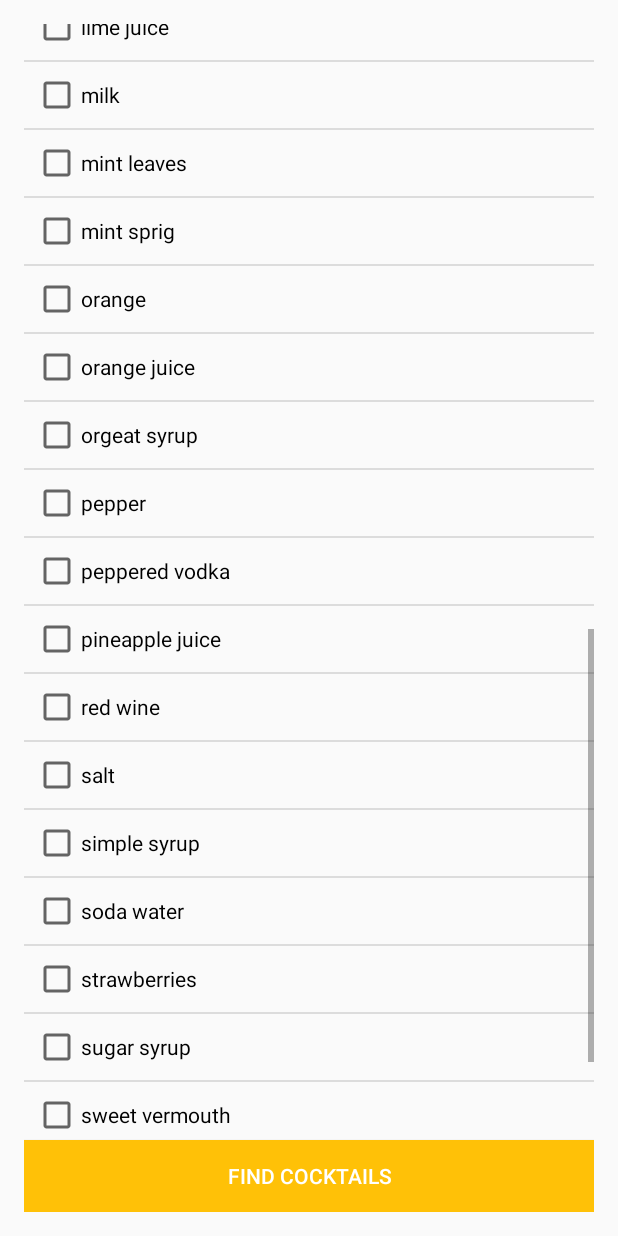
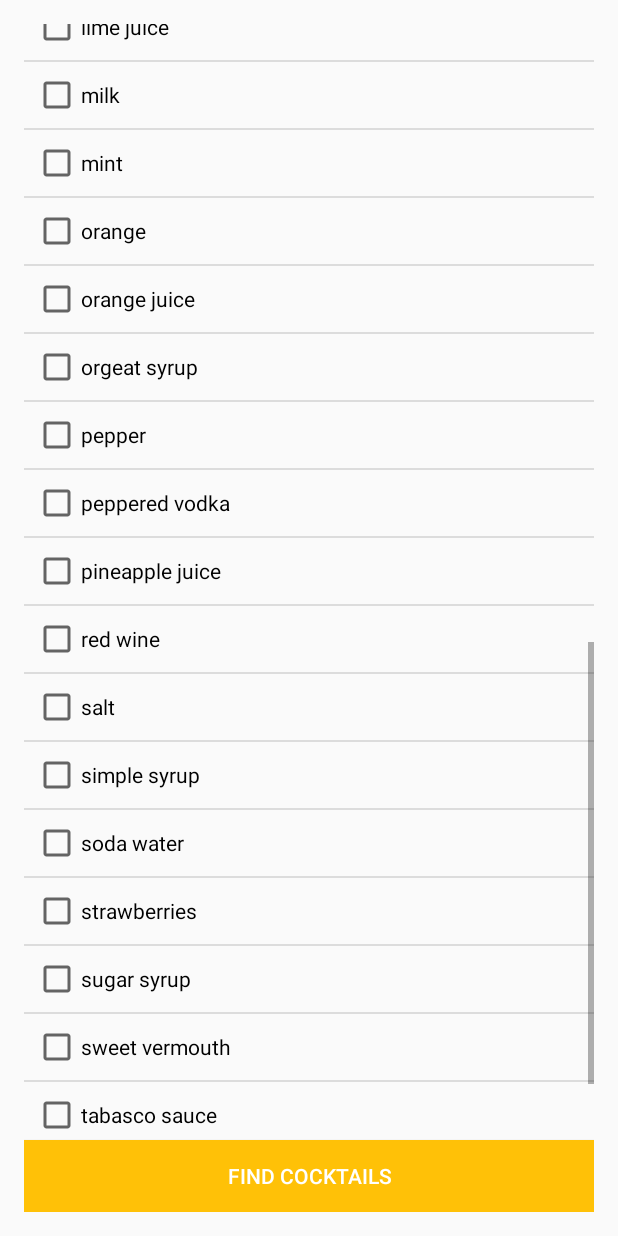
Before and after one commit to kristinaaleksieska/cocktail-fever, an Android app: the IngredientsActivity screen opened directly, with no data from a screen before it, scrolled down 1108 dp, on a phone screen of 412 x 824 dp. Run offline under Robolectric (Android 15) with nearby library versions, the phone set to English and light mode, and no system bars.

Commit message:
Final change

```diff
--- a/app/src/main/java/com/example/marija/cocktailfever/IngredientsActivity.java
+++ b/app/src/main/java/com/example/marija/cocktailfever/IngredientsActivity.java
@@ -62,8 +62,7 @@ public class IngredientsActivity extends AppCompatActivity {
         ingredients.add(new Ingredient("lime", false));
         ingredients.add(new Ingredient("lime juice", false));
         ingredients.add(new Ingredient("milk", false));
-        ingredients.add(new Ingredient("mint leaves", false));
-        ingredients.add(new Ingredient("mint sprig", false));
+        ingredients.add(new Ingredient("mint", false));
         ingredients.add(new Ingredient("orange", false));
         ingredients.add(new Ingredient("orange juice", false));
         ingredients.add(new Ingredient("orgeat syrup", false));
```
Also changed, not shown: app/src/main/res/drawable/tom_collins.png.
